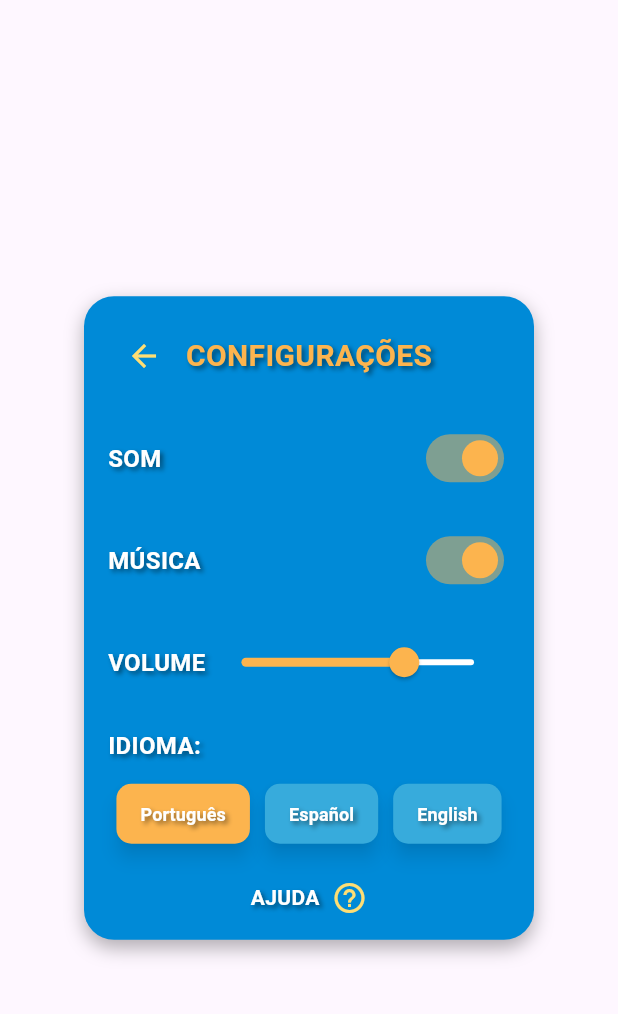
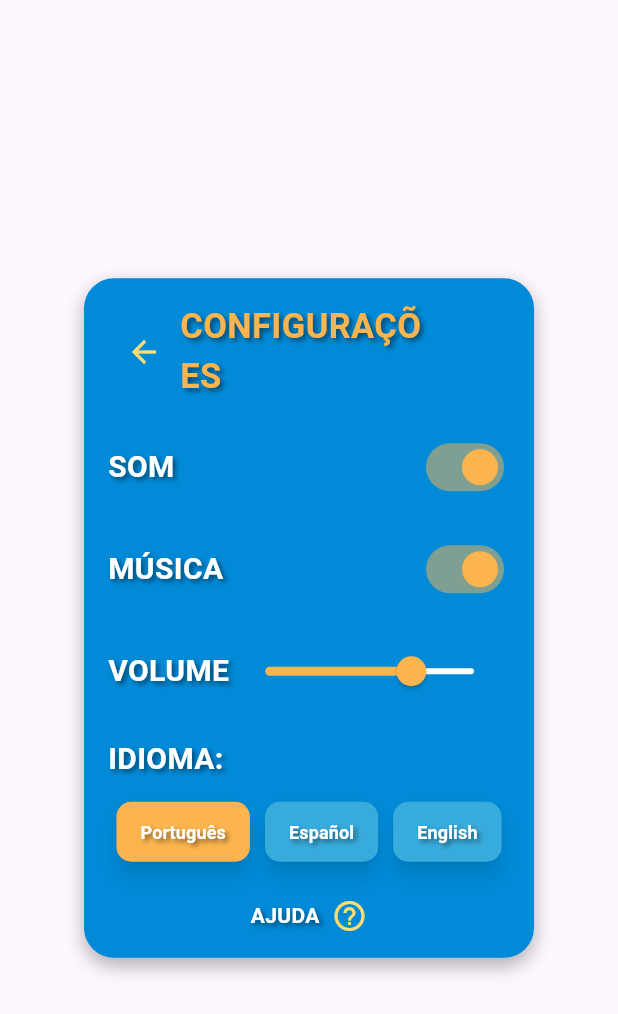
Before and after one commit to Kahcodes/glicogotas_app, a Flutter app: the ConfigDialog widget shown alone on an empty page, opened directly, on a phone screen of 412 x 824 dp. Shown: the top 1014 px of the screen. Run offline on Flutter 3.47's test engine with Material 3 defaults, Android fonts, the phone set to English and light mode, and no system bars; our stand-ins replace flutter_svg, google_fonts; Roboto replaces fonts that are missing (Chewy, Podkova).

Commit message:
Configurações, tamanho das fontes das configurações

```diff
--- a/lib/configuracoes.dart
+++ b/lib/configuracoes.dart
@@ -53,7 +53,7 @@ class ConfigDialogState extends State<ConfigDialog> {
                       child: Text(
                         'CONFIGURAÇÕES',
                         style: GoogleFonts.chewy(
-                          fontSize: 20,
+                          fontSize: 23,
                           fontWeight: FontWeight.bold,
                           color: const Color(0xFFFCB44E), // Cor FCB44E
                           shadows: [
@@ -99,7 +99,7 @@ class ConfigDialogState extends State<ConfigDialog> {
                   Text(
                     'VOLUME',
                     style: GoogleFonts.chewy(
-                      fontSize: 16,
+                      fontSize: 20,
                       fontWeight: FontWeight.bold,
                       color: const Color(0xFFFFFFFF), // Títulos em FCB44E
                       shadows: [
@@ -144,7 +144,7 @@ class ConfigDialogState extends State<ConfigDialog> {
                 child: Text(
                   'IDIOMA:',
                   style: GoogleFonts.chewy(
-                    fontSize: 16,
+                    fontSize: 20,
                     fontWeight: FontWeight.bold,
                     color: const Color(0xFFFFFFFF),
                     shadows: [
@@ -250,7 +250,7 @@ class ConfigDialogState extends State<ConfigDialog> {
         Text(
           title,
           style: GoogleFonts.chewy(
-            fontSize: 16,
+            fontSize: 20,
             fontWeight: FontWeight.bold,
             color: const Color(0xFFFFFFFF), // Títulos em FCB44E
             shadows: [
```
